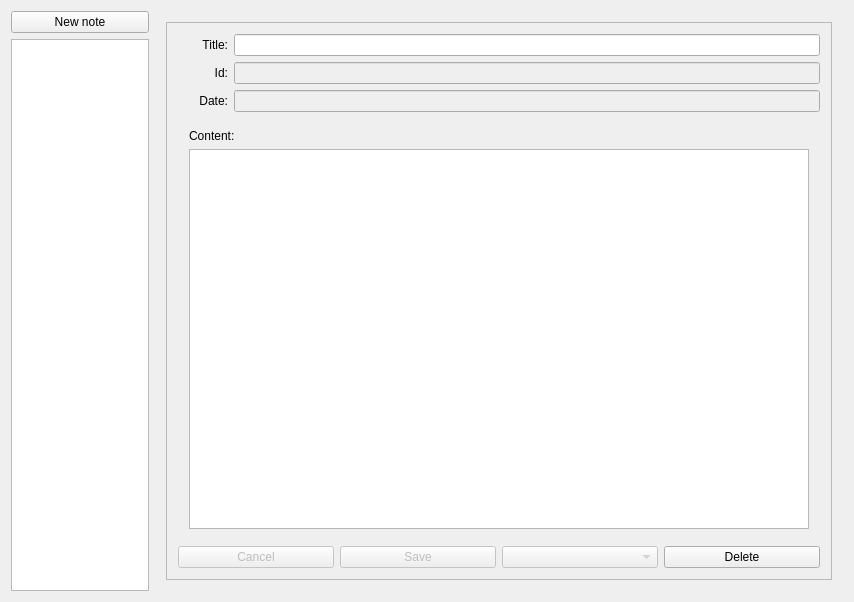
This is PluriNotes/plurinotes.ui in guillaumejounel/PluriNotes as Qt 5 draws it before an edit. The edited form follows.
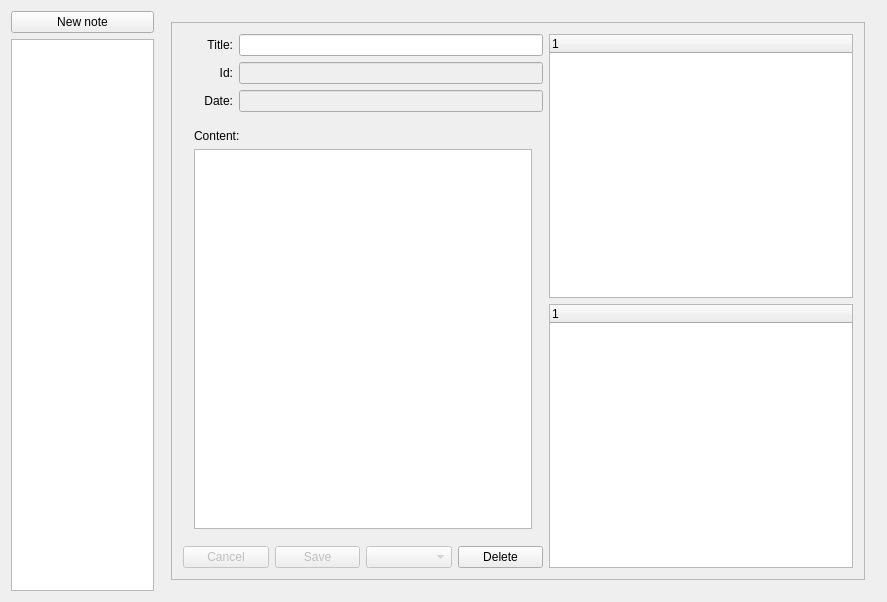
This is the edited form. The open tabs and pages were chosen to show the change.

Commit message: add tree view when visualizing a note

The edit to the form file:
```diff
--- a/PluriNotes/plurinotes.ui
+++ b/PluriNotes/plurinotes.ui
@@ -6,7 +6,7 @@
    <rect>
     <x>0</x>
     <y>0</y>
-    <width>854</width>
+    <width>887</width>
     <height>602</height>
    </rect>
   </property>
@@ -60,12 +60,14 @@
             <rect>
              <x>0</x>
              <y>0</y>
-             <width>472</width>
-             <height>380</height>
+             <width>697</width>
+             <height>539</height>
             </rect>
            </property>
            <layout class="QHBoxLayout" name="horizontalLayout_2">
             <item>
+             <layout class="QHBoxLayout" name="horizontalLayout_10">
+              <item>
              <layout class="QVBoxLayout" name="displayNoteWidget">
               <item>
                <layout class="QVBoxLayout" name="verticalLayout_12">
@@ -356,6 +358,30 @@
               </item>
              </layout>
             </item>
+              <item>
+               <layout class="QVBoxLayout" name="verticalLayout_13">
+                <item>
+                 <widget class="QTreeWidget" name="treeViewPredecessors">
+                  <column>
+                   <property name="text">
+                    <string notr="true">1</string>
+                   </property>
+                  </column>
+                 </widget>
+                </item>
+                <item>
+                 <widget class="QTreeWidget" name="treeViewSuccessors">
+                  <column>
+                   <property name="text">
+                    <string notr="true">1</string>
+                   </property>
+                  </column>
+                 </widget>
+                </item>
+               </layout>
+              </item>
+             </layout>
+            </item>
            </layout>
           </widget>
          </widget>
```
Left out of the diff: 10 changed lines with no effect on the pictures. Lines whose indentation alone changed are shown as unchanged.
